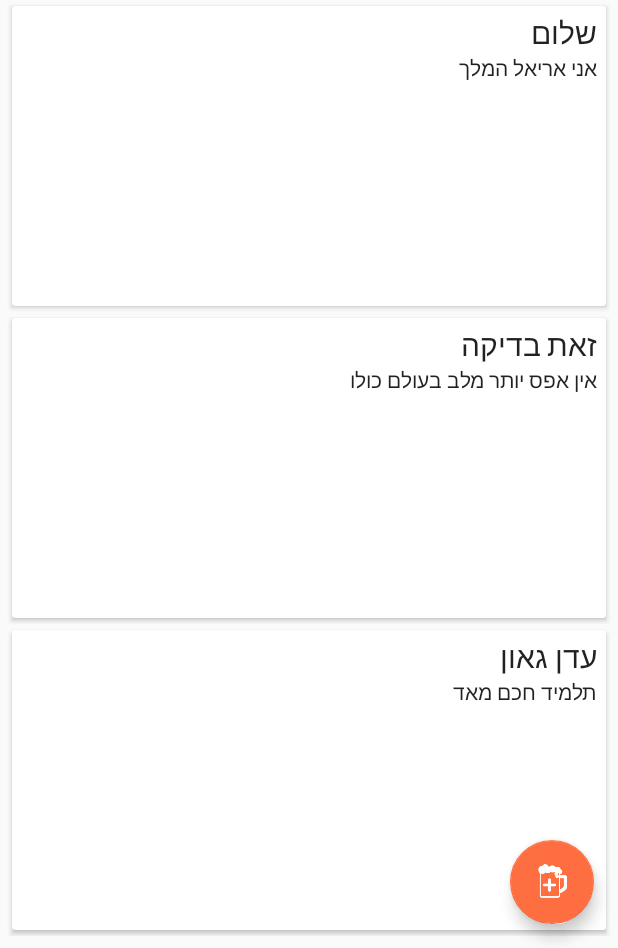
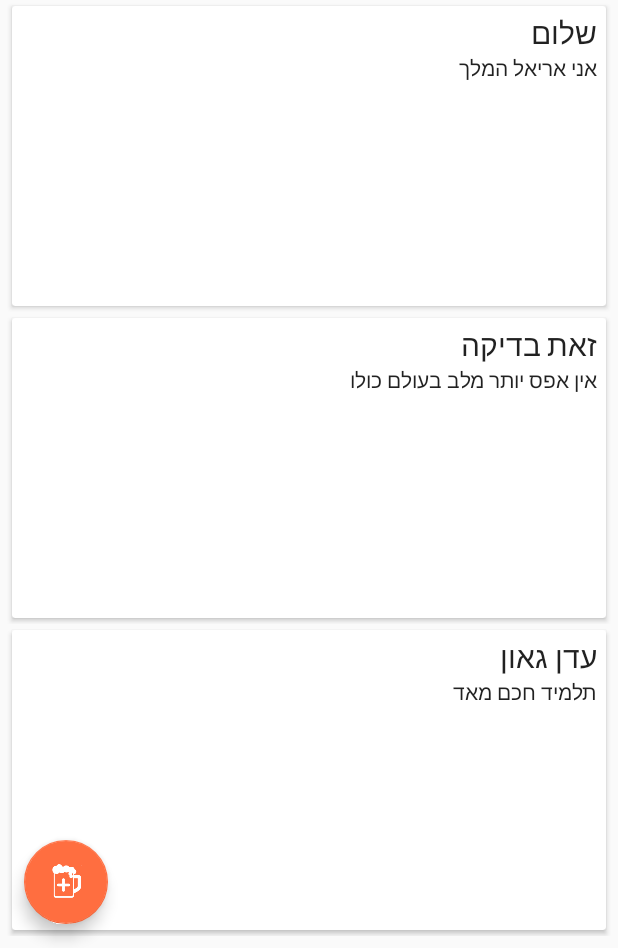
Before and after one commit to badasscohen/Bira, an Android app: the screen it shows after launch (MainActivity), on a phone screen of 412 x 824 dp, the part 288-1236 px from its top. Run offline under Robolectric (Android 15) with nearby library versions, the phone set to English and light mode, and no system bars.

Commit message:
Moved FAB in main activity to the left.

```diff
--- a/app/src/main/res/layout/activity_main.xml
+++ b/app/src/main/res/layout/activity_main.xml
@@ -50,7 +50,7 @@
         android:id="@+id/fab"
         android:layout_width="wrap_content"
         android:layout_height="wrap_content"
-        android:layout_gravity="bottom|end"
+        android:layout_gravity="bottom|left"
         android:layout_margin="@dimen/fab_margin"
         android:elevation="8dp"
         android:src="@drawable/beercup" />
```
